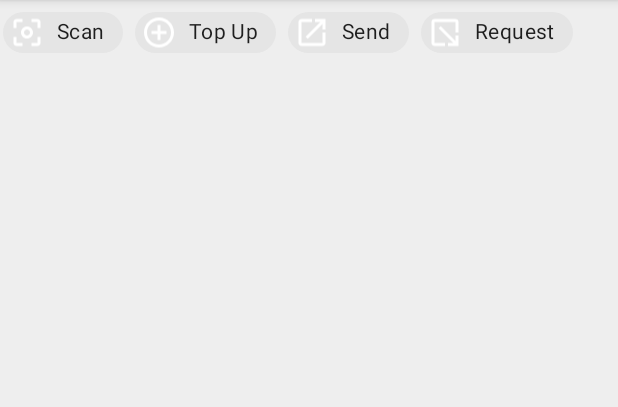
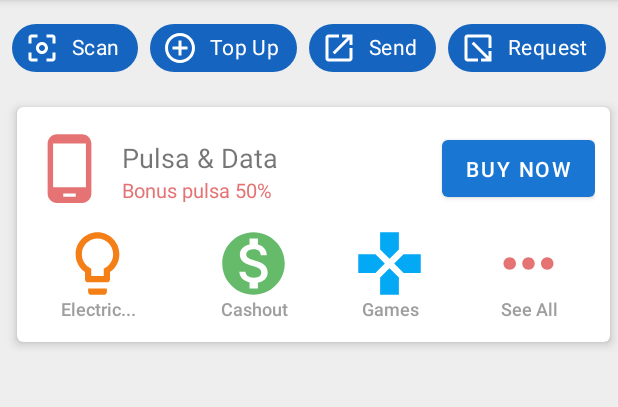
Before and after one commit to wamillard/CPSC_3367_Layout_Assignment, an Android app: the screen it shows after launch (MainActivity), on a phone screen of 412 x 824 dp, the part 84-491 px from its top. Run offline under Robolectric (Android 15) with nearby library versions, the phone set to English and light mode, and no system bars.

Commit message:
cardPulsa finished

```diff
--- a/app/build.gradle
+++ b/app/build.gradle
@@ -6,7 +6,7 @@ android {
 
     defaultConfig {
         applicationId "com.ualr.layoutassignment"
-        minSdkVersion 16
+        minSdkVersion 21
         targetSdkVersion 30
         versionCode 1
         versionName "1.0"
@@ -22,14 +22,17 @@ android {
     }
     buildFeatures {
         viewBinding true
+
     }
 }
 
 dependencies {
     implementation fileTree(dir: "libs", include: ["*.jar"])
     implementation 'androidx.appcompat:appcompat:1.3.1'
+    implementation 'androidx.cardview:cardview:1.0.0'
     implementation 'androidx.constraintlayout:constraintlayout:2.1.1'
     implementation 'com.google.android.material:material:1.4.0'
+    implementation 'androidx.legacy:legacy-support-v4:1.0.0'
     testImplementation 'junit:junit:4.13.2'
     androidTestImplementation 'androidx.test.ext:junit:1.1.3'
     androidTestImplementation 'androidx.test.espresso:espresso-core:3.4.0'
--- a/app/src/main/res/layout/activity_main.xml
+++ b/app/src/main/res/layout/activity_main.xml
@@ -13,63 +13,160 @@
         android:layout_width="match_parent"
         android:layout_height="wrap_content">
 
+        <HorizontalScrollView
+            android:id="@+id/horizontalScrollView"
+            android:layout_width="match_parent"
+            android:layout_height="wrap_content"
+            app:layout_constraintEnd_toEndOf="parent"
+            app:layout_constraintStart_toStartOf="parent"
+            app:layout_constraintTop_toTopOf="parent"
+            android:layout_marginTop="8dp">
+
             <com.google.android.material.chip.ChipGroup
-            android:id="@+id/chipGroup2"
-            android:layout_width="408dp"
-            android:layout_height="43dp"
+                android:id="@+id/chipGroup"
+                android:layout_width="wrap_content"
+                android:layout_height="wrap_content"
+                android:layout_gravity="center"
                 app:layout_constraintEnd_toEndOf="parent"
                 app:layout_constraintStart_toStartOf="parent"
                 app:layout_constraintTop_toTopOf="parent">
 
                 <com.google.android.material.chip.Chip
                     android:id="@+id/chipScan"
+                    style="@style/Chip.Blue"
                     android:layout_width="wrap_content"
                     android:layout_height="wrap_content"
-                android:style="@style/Chip.Blue"
                     android:text="@string/scan_chip"
                     app:chipIcon="@drawable/ic_center_focus_weak_chip" />
 
                 <com.google.android.material.chip.Chip
                     android:id="@+id/chipTopUp"
+                    style="@style/Chip.Blue"
                     android:layout_width="wrap_content"
                     android:layout_height="wrap_content"
-                android:style="@style/Chip.Blue"
                     android:text="@string/top_up_chip"
                     app:chipIcon="@drawable/ic_add_circle_outline_chip" />
 
                 <com.google.android.material.chip.Chip
                     android:id="@+id/chipSend"
+                    style="@style/Chip.Blue"
                     android:layout_width="wrap_content"
                     android:layout_height="wrap_content"
-                android:style="@style/Chip.Blue"
                     android:text="@string/send_chip"
                     app:chipIcon="@drawable/ic_open_in_new_chip" />
 
                 <com.google.android.material.chip.Chip
                     android:id="@+id/chipRequest"
+                    style="@style/Chip.Blue"
                     android:layout_width="wrap_content"
                     android:layout_height="wrap_content"
-                android:style="@style/Chip.Blue"
                     android:text="@string/request_chip"
                     app:chipIcon="@drawable/ic_open_in_new_rotated_chip" />
             </com.google.android.material.chip.ChipGroup>
+        </HorizontalScrollView>
 
         <androidx.cardview.widget.CardView
-            android:layout_width="0dp"
-            android:layout_height="200dp"
-            android:layout_marginTop="36dp"
-            android:style="@style/CardView.White"
+            android:id="@+id/cardBuyNow"
+            style="@style/CardView.White"
+            android:layout_width="match_parent"
+            android:layout_height="wrap_content"
+            android:layout_marginStart="6dp"
+            android:layout_marginLeft="6dp"
+            android:layout_marginTop="8dp"
+            android:background="@android:color/white"
             app:layout_constraintEnd_toEndOf="parent"
             app:layout_constraintStart_toStartOf="parent"
-            app:layout_constraintTop_toBottomOf="parent" >
+            app:layout_constraintTop_toBottomOf="@+id/horizontalScrollView">
+
+
+            <androidx.constraintlayout.widget.ConstraintLayout
+                android:layout_width="match_parent"
+                android:layout_height="match_parent"
+                android:paddingLeft="10dp"
+                android:paddingTop="16dp"
+                android:paddingRight="10dp"
+                android:paddingBottom="4dp">
+
+                <ImageView
+                    android:id="@+id/imagePulsa"
+                    android:layout_width="@dimen/spacing_xxlarge"
+                    android:layout_height="@dimen/spacing_xxlarge"
+                    app:layout_constraintStart_toStartOf="parent"
+                    app:layout_constraintTop_toTopOf="parent"
+                    android:layout_marginBottom="10dp"
+                    app:srcCompat="@drawable/ic_phone_android" />
 
                 <TextView
                     android:id="@+id/textViewPulsa"
                     android:layout_width="wrap_content"
                     android:layout_height="wrap_content"
-                android:hint="@string/bonus_pulsa_50"
-                android:style="@style/CardView.TextView"
-                android:text="@string/pulsa_amp_data" />
+                    android:layout_marginLeft="10dp"
+                    android:layout_marginTop="5dp"
+                    android:text="@string/pulsa_amp_data"
+                    android:textSize="18dp"
+                    app:layout_constraintStart_toEndOf="@id/imagePulsa"
+                    app:layout_constraintTop_toTopOf="parent" />
+
+                <TextView
+                    android:id="@+id/textBonusPulsa"
+                    android:layout_width="wrap_content"
+                    android:layout_height="wrap_content"
+                    android:text="@string/bonus_pulsa_50"
+                    android:textColor="@color/red_300"
+                    android:textSize="13dp"
+                    app:layout_constraintStart_toStartOf="@id/textViewPulsa"
+                    app:layout_constraintTop_toBottomOf="@id/textViewPulsa" />
+
+                <com.google.android.material.button.MaterialButton
+                    android:id="@+id/btnBuyNow"
+                    style="@style/Button.Blue.Borderless"
+                    android:layout_width="wrap_content"
+                    android:layout_height="50dp"
+                    android:text="@string/buy_now"
+                    app:layout_constraintEnd_toEndOf="parent"
+                    app:layout_constraintTop_toTopOf="parent" />
+
+                <com.google.android.material.button.MaterialButton
+                    android:id="@+id/btnElec"
+                    style="@style/Button.White.Borderless"
+                    app:layout_constraintTop_toBottomOf="@id/imagePulsa"
+                    app:layout_constraintStart_toStartOf="parent"
+                    android:text="Electric..."
+                    app:icon="@drawable/ic_lightbulb"
+                    app:iconTint="@color/yellow_900" />
+
+                <com.google.android.material.button.MaterialButton
+                    android:id="@+id/btnCashout"
+                    style="@style/Button.White.Borderless"
+                    android:layout_marginStart="16dp"
+                    android:text="Cashout"
+                    app:icon="@drawable/ic_monetization_on"
+                    app:iconTint="@color/green_400"
+                    app:layout_constraintStart_toEndOf="@+id/btnElec"
+                    app:layout_constraintTop_toBottomOf="@id/imagePulsa" />
+
+                <com.google.android.material.button.MaterialButton
+                    android:id="@+id/btnGames"
+                    style="@style/Button.White.Borderless"
+                    android:text="Games"
+                    app:icon="@drawable/ic_games"
+                    app:iconTint="@color/light_blue_500"
+                    app:layout_constraintEnd_toStartOf="@+id/btnMore"
+                    app:layout_constraintHorizontal_bias="0.407"
+                    app:layout_constraintStart_toEndOf="@id/btnCashout"
+                    app:layout_constraintTop_toBottomOf="@id/imagePulsa" />
+
+                <com.google.android.material.button.MaterialButton
+                    android:id="@+id/btnMore"
+                    style="@style/Button.White.Borderless"
+                    android:text="See All"
+                    app:icon="@drawable/ic_more_horiz"
+                    app:iconTint="@color/red_300"
+                    app:layout_constraintEnd_toEndOf="parent"
+                    app:layout_constraintTop_toBottomOf="@id/imagePulsa" />
+
+
+            </androidx.constraintlayout.widget.ConstraintLayout>
 
 
         </androidx.cardview.widget.CardView>
--- a/app/src/main/res/values/styles.xml
+++ b/app/src/main/res/values/styles.xml
@@ -7,9 +7,25 @@
         <item name="colorAccent">@color/colorAccent</item>
     </style>
 
-    <style name="Button.Blue.Borderless" parent="@style/Widget.AppCompat.Button.Borderless.Colored">
+    <style name="Button.Blue.Borderless" parent="@style/Widget.MaterialComponents.Button">
         <item name="android:textColor">@android:color/white</item>
         <item name="colorButtonNormal">@color/blue_400</item>
+    </style>
+
+
+    <style name="Button.White.Borderless" parent="@style/Widget.AppCompat.Button.Borderless">
+        <item name="android:layout_width">wrap_content</item>
+        <item name="android:layout_height">wrap_content</item>
+        <item name="android:textColor">@color/grey_500</item>
+        <item name="colorButtonNormal">@android:color/transparent</item>
+        <item name="backgroundTint">@android:color/white</item>
+        <item name="android:singleLine">true</item>
+        <item name="android:textSize">12dp</item>
+        <item name="iconSize">@dimen/spacing_xxlarge</item>
+        <item name="iconPadding">0dp</item>
+        <item name="iconGravity">textTop</item>
+        <item name="textAllCaps">false</item>
+        <item name="strokeColor">@android:color/white</item>
     </style>
 
     <style name="Chip.Blue" parent="@style/Widget.MaterialComponents.Chip.Action">
```
Also changed, not shown: 401 other files. Lines whose indentation alone changed are shown as unchanged.
